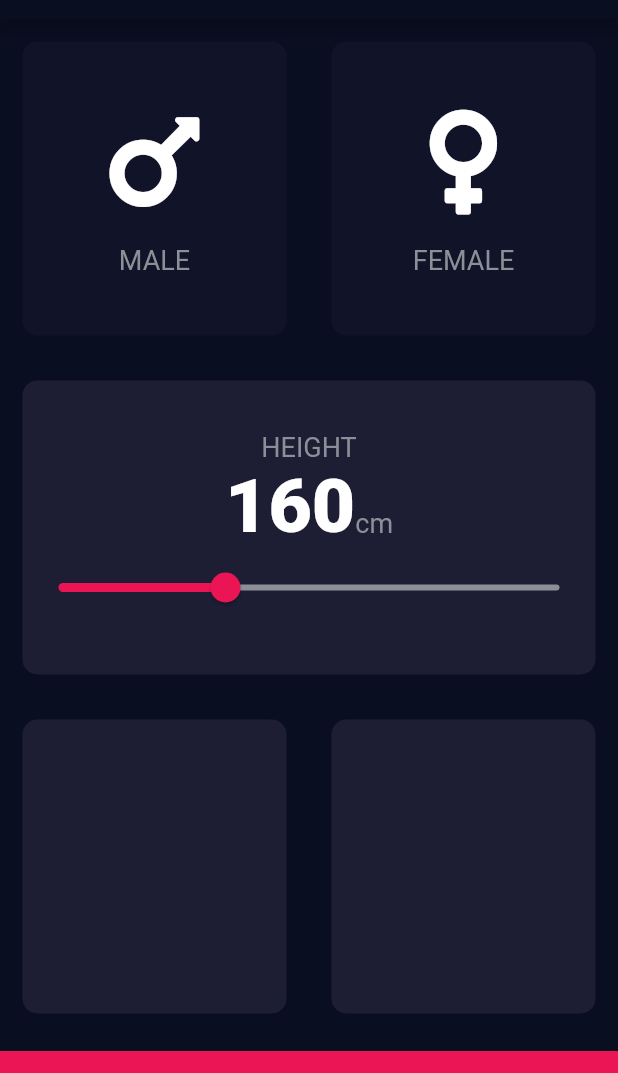
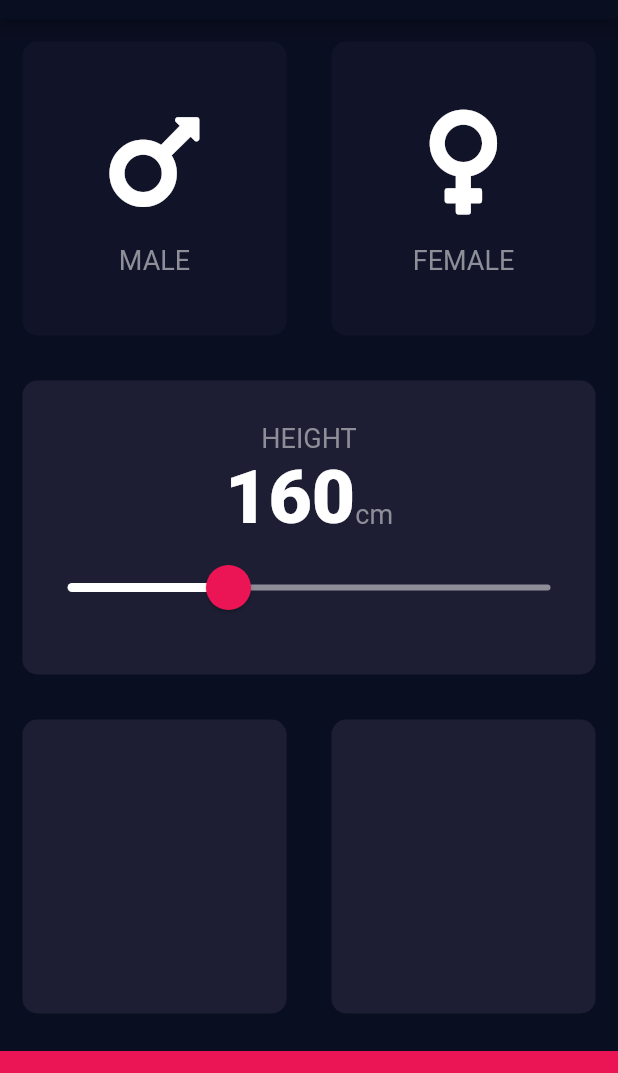
Before and after one commit to Mubanga/FlutterDev-6-BMI-Calculator, a Flutter app: the screen it shows after launch, on a phone screen of 412 x 824 dp, the part 65-1138 px from its top. Run offline on Flutter 3.47's test engine with Material 2 defaults, Android fonts, the phone set to English and light mode, and no system bars; our stand-ins replace font_awesome_flutter.

Commit message:
BMI Calculator: Slider Custom Thumb and Overlay Added

```diff
--- a/lib/constants.dart
+++ b/lib/constants.dart
@@ -1,4 +1,11 @@
 import 'package:flutter/material.dart';
+
+/**
+ * BMI Specific Constants
+ */
+
+const kMIN_HEIGHT = 120.0;
+const kMAX_HEIGHT = 240.0;
 
 /**
  *  Colours
@@ -11,6 +18,7 @@ const kColourDetailCard = Color(0xFF1D1E33);
 const kColourTextDetailCard = Color(0xFF8D8E98);
 const kSliderInActiveColour = kColourTextDetailCard;
 const kSliderActiveColour = kColourBottomContainer;
+const kSliderOverlayColour = Color(0x29EB1555);
 
 /**
  *  Text Style's
--- a/lib/input_page.dart
+++ b/lib/input_page.dart
@@ -104,17 +104,26 @@ class _InputPageState extends State<InputPage> {
                         ),
                       ],
                     ),
-                    Slider(
-                        value: _height.toDouble(),
-                        min: 120,
-                        max: 240,
-                        activeColor: kSliderActiveColour,
-                        inactiveColor: kSliderInActiveColour,
-                        onChanged: (double sliderHeight) {
-                          setState(() {
-                            _height = sliderHeight.round();
-                          });
-                        })
+                    SliderTheme(
+                      data: SliderTheme.of(context).copyWith(
+                          activeTrackColor: Colors.white,
+                          thumbColor: kSliderActiveColour,
+                          overlayColor: kSliderOverlayColour,
+                          inactiveTrackColor: kSliderInActiveColour,
+                          thumbShape:
+                              RoundSliderThumbShape(enabledThumbRadius: 15.0),
+                          overlayShape:
+                              RoundSliderOverlayShape(overlayRadius: 30.0)),
+                      child: Slider(
+                          value: _height.toDouble(),
+                          min: kMIN_HEIGHT,
+                          max: kMAX_HEIGHT,
+                          onChanged: (double sliderHeight) {
+                            setState(() {
+                              _height = sliderHeight.round();
+                            });
+                          }),
+                    )
                   ],
                 ),
               )),
```
